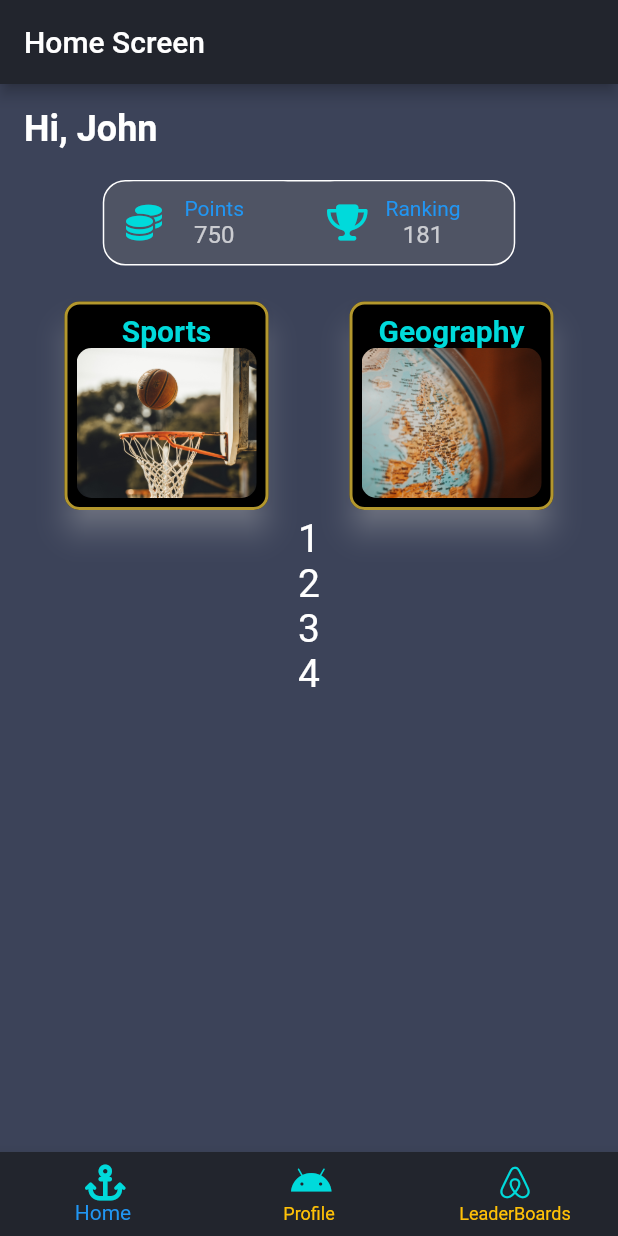
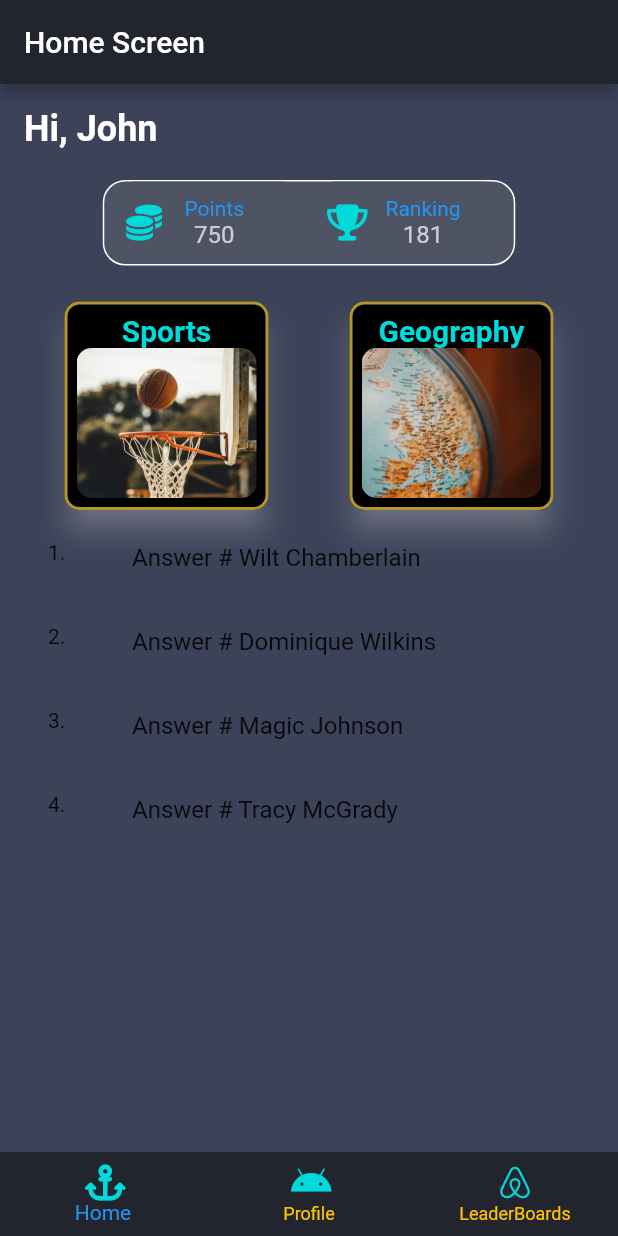
Before and after one commit to soulandbone/trivia_app, a Flutter app: the screen it shows after launch, on a phone screen of 412 x 824 dp. Run offline on Flutter 3.47's test engine with Material 2 defaults, Android fonts, the phone set to English and light mode, and no system bars; our stand-ins replace font_awesome_flutter, gap.

Commit message:
added ListView logic to generate answers from the map

```diff
--- a/lib/screens/home_screen.dart
+++ b/lib/screens/home_screen.dart
@@ -1,5 +1,6 @@
 import 'package:flutter/material.dart';
 import 'package:gap/gap.dart';
+import 'package:trivia_app/widgets/answers.dart';
 
 import '../widgets/category.dart';
 import '../utils/app_styles.dart';
@@ -10,14 +11,16 @@ class HomeScreen extends StatelessWidget {
 
   final List<int> numbers = [1, 2, 3, 4];
   final Map<String, String> answers = {
-    '1.': 'Wilt Chamberlain',
-    '2.': 'Dominique Wilkins',
-    '3.': 'Magic Johnson',
-    '4.': 'Tracy McGrady'
+    '1': 'Wilt Chamberlain',
+    '2': 'Dominique Wilkins',
+    '3': 'Magic Johnson',
+    '4': 'Tracy McGrady'
   };
 
   @override
   Widget build(BuildContext context) {
+    print(answers['1']);
+
     return Scaffold(
       appBar: AppBar(title: const Text('Home Screen')),
       body: Padding(
@@ -45,9 +48,9 @@ class HomeScreen extends StatelessWidget {
               itemCount: numbers.length,
               itemBuilder: (context, index) {
                 return Center(
-                    child: Text(
-                  numbers[index].toString(),
-                  style: const TextStyle(fontSize: 26, color: Colors.white),
+                    child: Answers(
+                  number: answers.keys.toList()[index],
+                  answerText: 'Answer # ${answers['${index + 1}']}',
                 ));
               },
             ),
--- a/lib/screens/questions_screen.dart
+++ b/lib/screens/questions_screen.dart
@@ -1,5 +1,4 @@
-import 'package:flutter/src/widgets/framework.dart';
-import 'package:flutter/src/widgets/placeholder.dart';
+import 'package:flutter/material.dart';
 
 class QuestionsScreen extends StatefulWidget {
   const QuestionsScreen({super.key});
@@ -11,6 +10,11 @@ class QuestionsScreen extends StatefulWidget {
 class _QuestionsScreenState extends State<QuestionsScreen> {
   @override
   Widget build(BuildContext context) {
-    return const Placeholder();
+    return Scaffold(
+      appBar: AppBar(
+        title: const Text('Your Profile'),
+      ),
+      body: const Center(child: Text('This is the profile Screen')),
+    );
   }
 }
```
